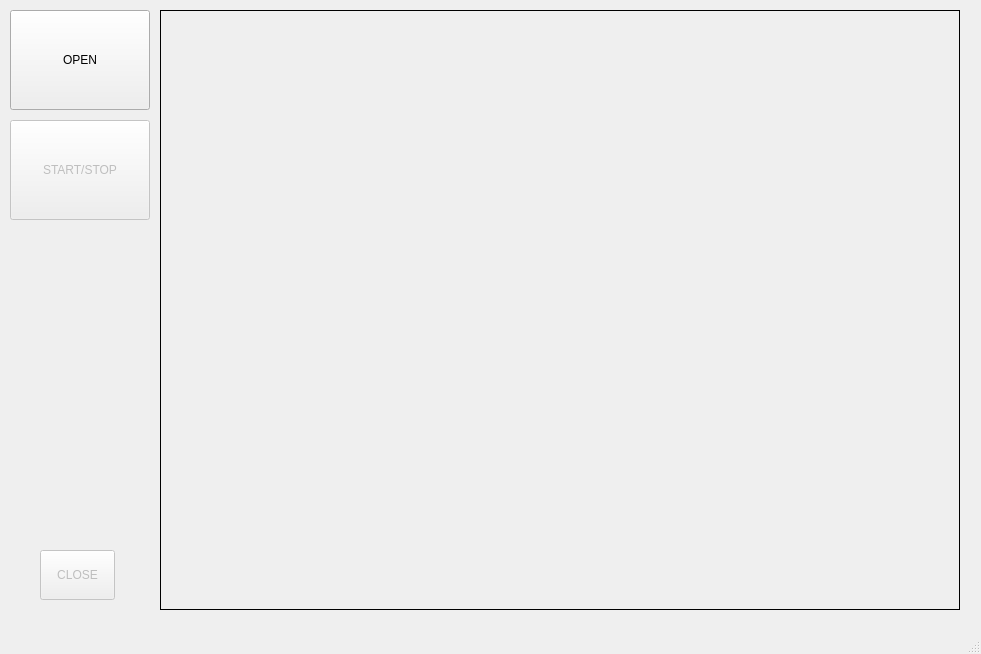
Old version of the form su_view/V4L2VIEWER_/V4L2VIEWER_/v4l2_viewer.ui in the repository sugyumi/OJT_Sugyeong.
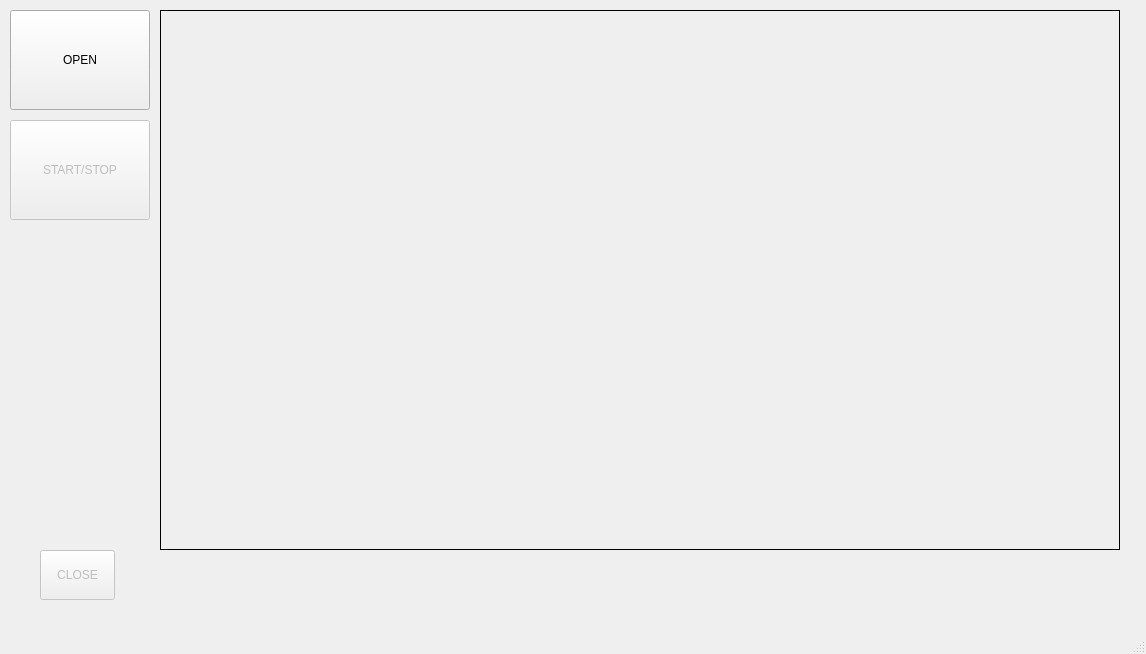
New version of the form.

```diff
--- a/su_view/V4L2VIEWER_/V4L2VIEWER_/v4l2_viewer.ui
+++ b/su_view/V4L2VIEWER_/V4L2VIEWER_/v4l2_viewer.ui
@@ -6,7 +6,7 @@
    <rect>
     <x>0</x>
     <y>0</y>
-    <width>981</width>
+    <width>1146</width>
     <height>654</height>
    </rect>
   </property>
@@ -19,8 +19,8 @@
      <rect>
       <x>160</x>
       <y>10</y>
-      <width>800</width>
-      <height>600</height>
+      <width>960</width>
+      <height>540</height>
      </rect>
     </property>
     <property name="autoFillBackground">
```
Left out of the diff: 2 changed lines with no effect on the pictures.
